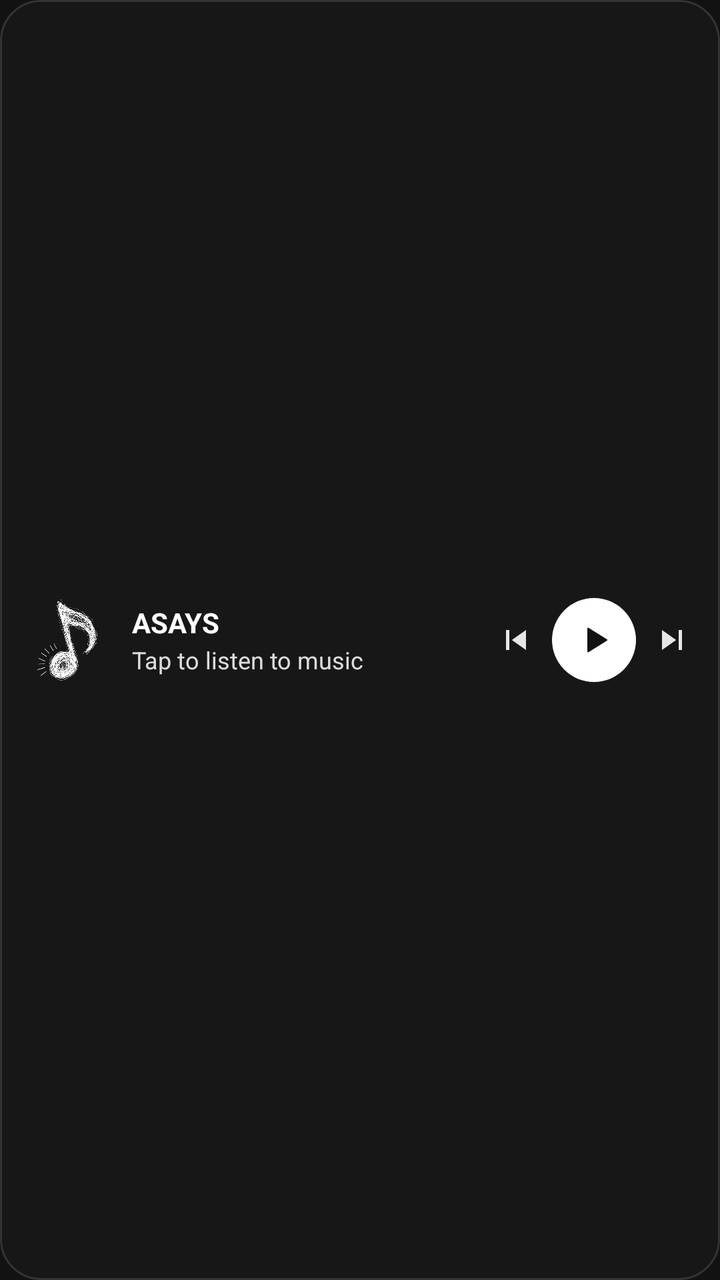
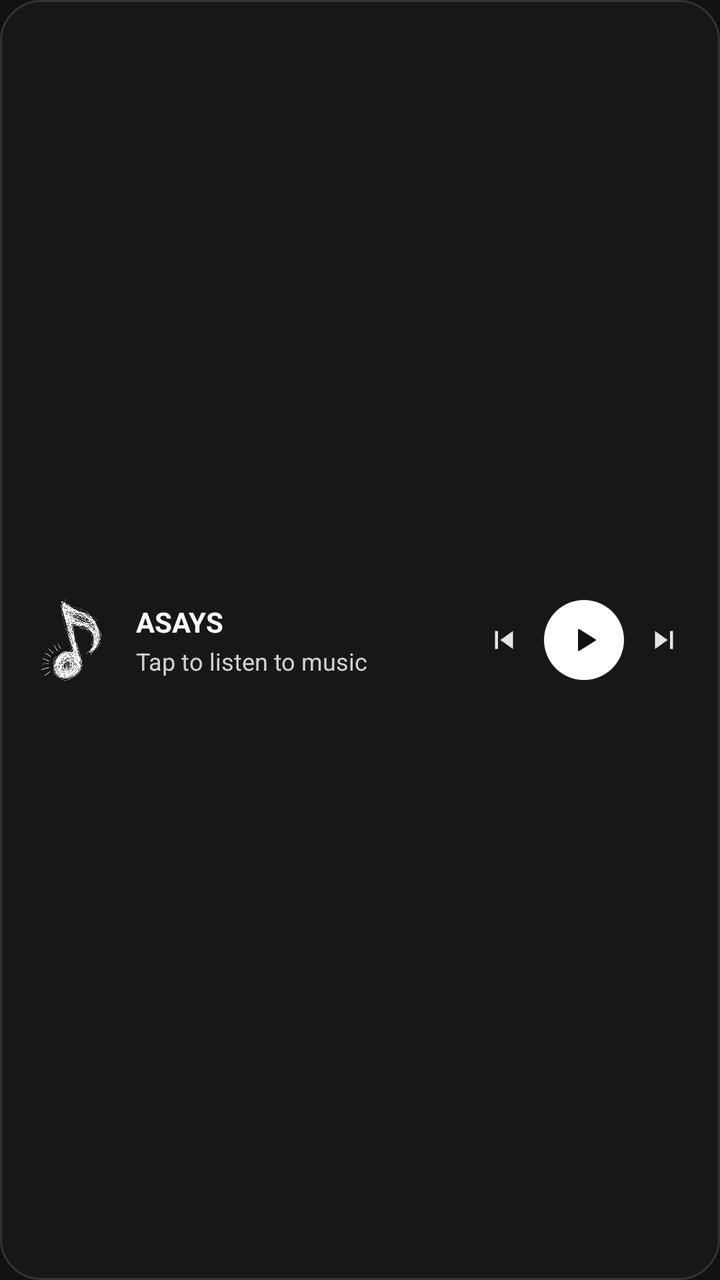

Before-and-after screenshots of an Android layout around one commit, followed by the original layout XML and the change that was made.
<!-- AndroidManifest.xml: application theme Theme.Naviify -->
<!-- res/layout/widget_now_playing_bar.xml -->
<?xml version="1.0" encoding="utf-8"?>
<FrameLayout xmlns:android="http://schemas.android.com/apk/res/android"
    android:id="@+id/widget_root"
    android:layout_width="match_parent"
    android:layout_height="match_parent"
    android:background="@drawable/widget_bg_bar">

    <ImageView
        android:id="@+id/widget_bg"
        android:layout_width="match_parent"
        android:layout_height="match_parent"
        android:scaleType="fitXY"
        android:contentDescription="@null" />

    <LinearLayout
        android:layout_width="match_parent"
        android:layout_height="match_parent"
        android:orientation="horizontal"
        android:gravity="center_vertical"
        android:baselineAligned="false"
        android:paddingStart="10dp"
        android:paddingEnd="8dp"
        android:paddingTop="6dp"
        android:paddingBottom="6dp">

        <ImageView
            android:id="@+id/widget_album_art"
            android:layout_width="46dp"
            android:layout_height="46dp"
            android:scaleType="fitXY"
            android:src="@drawable/app_logo"
            android:contentDescription="@string/widget_artwork" />

        <LinearLayout
            android:id="@+id/widget_open_app_area"
            android:layout_width="0dp"
            android:layout_height="wrap_content"
            android:layout_weight="1"
            android:layout_marginStart="10dp"
            android:layout_marginEnd="6dp"
            android:orientation="vertical">

            <TextView
                android:id="@+id/widget_title"
                android:layout_width="match_parent"
                android:layout_height="wrap_content"
                android:text="@string/widget_default_title"
                android:textColor="#FFFFFF"
                android:textSize="14sp"
                android:textStyle="bold"
                android:maxLines="1"
                android:singleLine="true"
                android:ellipsize="end" />

            <TextView
                android:id="@+id/widget_artist"
                android:layout_width="match_parent"
                android:layout_height="wrap_content"
                android:layout_marginTop="1dp"
                android:text="@string/widget_ready_to_play"
                android:textColor="#D9FFFFFF"
                android:textSize="12sp"
                android:maxLines="1"
                android:singleLine="true"
                android:ellipsize="end" />
        </LinearLayout>

        <ImageButton
            android:id="@+id/widget_btn_prev"
            android:layout_width="32dp"
            android:layout_height="32dp"
            android:background="@drawable/widget_btn_ripple"
            android:src="@drawable/ic_widget_skip_previous"
            android:scaleType="centerInside"
            android:padding="6dp"
            android:contentDescription="@string/widget_action_previous" />

        <ImageButton
            android:id="@+id/widget_btn_play_pause"
            android:layout_width="42dp"
            android:layout_height="42dp"
            android:layout_marginStart="2dp"
            android:layout_marginEnd="2dp"
            android:background="@drawable/widget_play_btn_white"
            android:src="@drawable/ic_widget_play"
            android:scaleType="centerInside"
            android:padding="11dp"
            android:contentDescription="@string/widget_action_play" />

        <ImageButton
            android:id="@+id/widget_btn_next"
            android:layout_width="32dp"
            android:layout_height="32dp"
            android:background="@drawable/widget_btn_ripple"
            android:src="@drawable/ic_widget_skip_next"
            android:scaleType="centerInside"
            android:padding="6dp"
            android:contentDescription="@string/widget_action_next" />
    </LinearLayout>
</FrameLayout>
<!-- resources referenced by this layout -->
<resources>
  <!-- drawable app_logo: png bitmap (drawable, 68253 bytes) -->
  <!-- drawable ic_widget_play (drawable) -->
  <vector xmlns:android="http://schemas.android.com/apk/res/android"
      android:width="24dp"
      android:height="24dp"
      android:viewportWidth="24"
      android:viewportHeight="24">
      <path
          android:fillColor="#121212"
          android:pathData="M8,5.14v13.72a0.5,0.5 0,0 0,0.76 0.42l11,-6.86a0.5,0.5 0,0 0,0 -0.84l-11,-6.86A0.5,0.5 0,0 0,8 5.14z" />
  </vector>
  <!-- drawable ic_widget_skip_next (drawable) -->
  <vector xmlns:android="http://schemas.android.com/apk/res/android"
      android:width="24dp"
      android:height="24dp"
      android:viewportWidth="24"
      android:viewportHeight="24">
      <path
          android:fillColor="#E6E6E6"
          android:pathData="M6,18l8.5,-6L6,6v12zM16,6v12h2V6h-2z" />
  </vector>
  <!-- drawable ic_widget_skip_previous (drawable) -->
  <vector xmlns:android="http://schemas.android.com/apk/res/android"
      android:width="24dp"
      android:height="24dp"
      android:viewportWidth="24"
      android:viewportHeight="24">
      <path
          android:fillColor="#E6E6E6"
          android:pathData="M6,6h2v12H6zm3.5,6l8.5,6V6z" />
  </vector>
  <!-- drawable widget_bg_bar (drawable) -->
  <?xml version="1.0" encoding="utf-8"?>
  <shape xmlns:android="http://schemas.android.com/apk/res/android"
      android:shape="rectangle">
      <solid android:color="#F0181818" />
      <corners android:radius="20dp" />
      <stroke android:width="1dp" android:color="#333333" />
  </shape>
  <!-- drawable widget_btn_ripple (drawable) -->
  <?xml version="1.0" encoding="utf-8"?>
  <ripple xmlns:android="http://schemas.android.com/apk/res/android"
      android:color="#33FFFFFF">
      <item>
          <shape android:shape="oval">
              <solid android:color="@android:color/transparent" />
          </shape>
      </item>
      <item android:id="@android:id/mask">
          <shape android:shape="oval">
              <solid android:color="#FFFFFF" />
          </shape>
      </item>
  </ripple>
  <!-- drawable widget_play_btn_white (drawable) -->
  <?xml version="1.0" encoding="utf-8"?>
  <shape xmlns:android="http://schemas.android.com/apk/res/android"
      android:shape="oval">
      <solid android:color="#FFFFFFFF" />
  </shape>
  <string name="widget_action_next">Next</string>
  <string name="widget_action_play">Play</string>
  <string name="widget_action_previous">Previous</string>
  <string name="widget_artwork">Album Art</string>
  <string name="widget_default_title">ASAYS</string>
  <string name="widget_ready_to_play">Tap to listen to music</string>
  <style name="Theme.Naviify" parent="android:Theme.Material.NoActionBar">
          <item name="android:windowBackground">#121212</item>
          <item name="android:statusBarColor">#121212</item>
          <item name="android:navigationBarColor">#121212</item>
          <item name="android:windowLightStatusBar">false</item>
          <item name="android:windowLightNavigationBar" tools:targetApi="o_mr1">false</item>
      </style>
</resources>

<!-- the commit's change to res/layout/widget_now_playing_bar.xml (unified diff, before → after) -->
@@ -18,8 +18,8 @@
         android:orientation="horizontal"
         android:gravity="center_vertical"
         android:baselineAligned="false"
-        android:paddingStart="10dp"
-        android:paddingEnd="8dp"
+        android:paddingStart="12dp"
+        android:paddingEnd="12dp"
         android:paddingTop="6dp"
         android:paddingBottom="6dp">
 
@@ -27,7 +27,7 @@
             android:id="@+id/widget_album_art"
             android:layout_width="46dp"
             android:layout_height="46dp"
-            android:scaleType="fitXY"
+            android:scaleType="centerInside"
             android:src="@drawable/app_logo"
             android:contentDescription="@string/widget_artwork" />
 
@@ -37,7 +37,7 @@
             android:layout_height="wrap_content"
             android:layout_weight="1"
             android:layout_marginStart="10dp"
-            android:layout_marginEnd="6dp"
+            android:layout_marginEnd="8dp"
             android:orientation="vertical">
 
             <TextView
@@ -56,9 +56,9 @@
                 android:id="@+id/widget_artist"
                 android:layout_width="match_parent"
                 android:layout_height="wrap_content"
-                android:layout_marginTop="1dp"
+                android:layout_marginTop="2dp"
                 android:text="@string/widget_ready_to_play"
-                android:textColor="#D9FFFFFF"
+                android:textColor="#CCFFFFFF"
                 android:textSize="12sp"
                 android:maxLines="1"
                 android:singleLine="true"
@@ -72,15 +72,15 @@
             android:background="@drawable/widget_btn_ripple"
             android:src="@drawable/ic_widget_skip_previous"
             android:scaleType="centerInside"
-            android:padding="6dp"
+            android:padding="7dp"
             android:contentDescription="@string/widget_action_previous" />
 
         <ImageButton
             android:id="@+id/widget_btn_play_pause"
-            android:layout_width="42dp"
-            android:layout_height="42dp"
-            android:layout_marginStart="2dp"
-            android:layout_marginEnd="2dp"
+            android:layout_width="40dp"
+            android:layout_height="40dp"
+            android:layout_marginStart="4dp"
+            android:layout_marginEnd="4dp"
             android:background="@drawable/widget_play_btn_white"
             android:src="@drawable/ic_widget_play"
             android:scaleType="centerInside"
@@ -94,7 +94,7 @@
             android:background="@drawable/widget_btn_ripple"
             android:src="@drawable/ic_widget_skip_next"
             android:scaleType="centerInside"
-            android:padding="6dp"
+            android:padding="7dp"
             android:contentDescription="@string/widget_action_next" />
     </LinearLayout>
 </FrameLayout>
<!-- resource entries referenced after the edit -->
@@ -37,7 +37,7 @@
       android:shape="rectangle">
       <solid android:color="#F0181818" />
       <corners android:radius="20dp" />
-      <stroke android:width="1dp" android:color="#333333" />
+      <stroke android:width="1dp" android:color="#22FFFFFF" />
   </shape>
   <!-- drawable widget_btn_ripple (drawable) -->
   <?xml version="1.0" encoding="utf-8"?>
